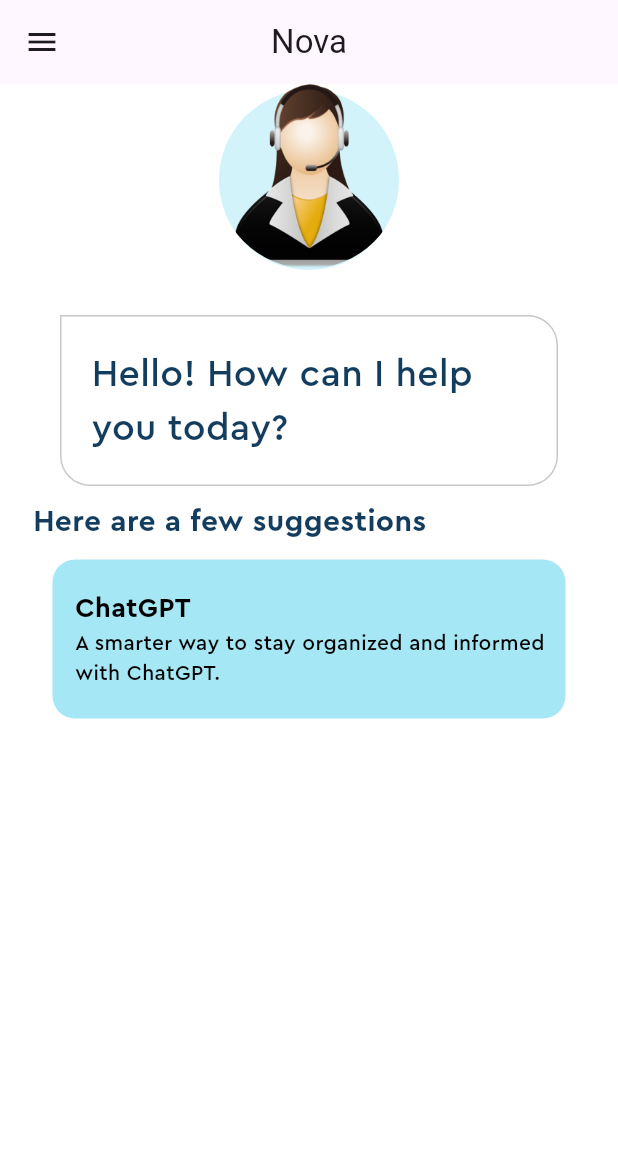
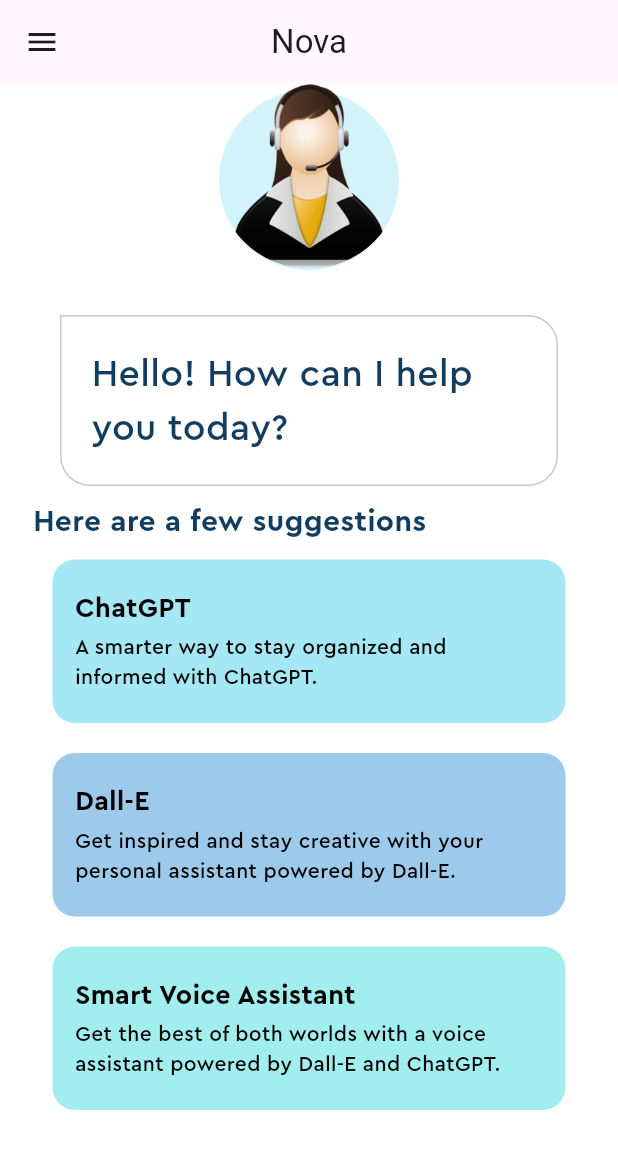
Before and after one commit to Lydoww/NovaChat, a Flutter app: the screen it shows after launch, on a phone screen of 412 x 824 dp. Shown: the top 1149 px of the screen. Run offline on Flutter 3.47's test engine with Material 3 defaults, Android fonts, the phone set to English and light mode, and no system bars.

Commit message:
features annonce done

```diff
--- a/lib/feature_box.dart
+++ b/lib/feature_box.dart
@@ -36,11 +36,15 @@ class FeatureBox extends StatelessWidget {
                 ),
               ),
             ),
-            Text(
-              descriptionText,
-              style: const TextStyle(
-                fontFamily: 'Cera Pro',
-                color: Pallete.blackColor,
+            const SizedBox(height: 3),
+            Padding(
+              padding: const EdgeInsets.only(right: 20),
+              child: Text(
+                descriptionText,
+                style: const TextStyle(
+                  fontFamily: 'Cera Pro',
+                  color: Pallete.blackColor,
+                ),
               ),
             ),
           ],
--- a/lib/home_page.dart
+++ b/lib/home_page.dart
@@ -84,12 +84,24 @@ class _HomePageState extends State<HomePage> {
           ),
           // Feature list
           Column(
-            children: [
+            children: const [
               FeatureBox(
                 color: Pallete.firstSuggestionBoxColor,
                 headerText: 'ChatGPT',
                 descriptionText:
                     'A smarter way to stay organized and informed with ChatGPT.',
+              ),
+              FeatureBox(
+                color: Pallete.secondSuggestionBoxColor,
+                headerText: 'Dall-E',
+                descriptionText:
+                    'Get inspired and stay creative with your personal assistant powered by Dall-E.',
+              ),
+              FeatureBox(
+                color: Pallete.thirdSuggestionBoxColor,
+                headerText: 'Smart Voice Assistant',
+                descriptionText:
+                    'Get the best of both worlds with a voice assistant powered by Dall-E and ChatGPT.',
               ),
             ],
           ),
```
